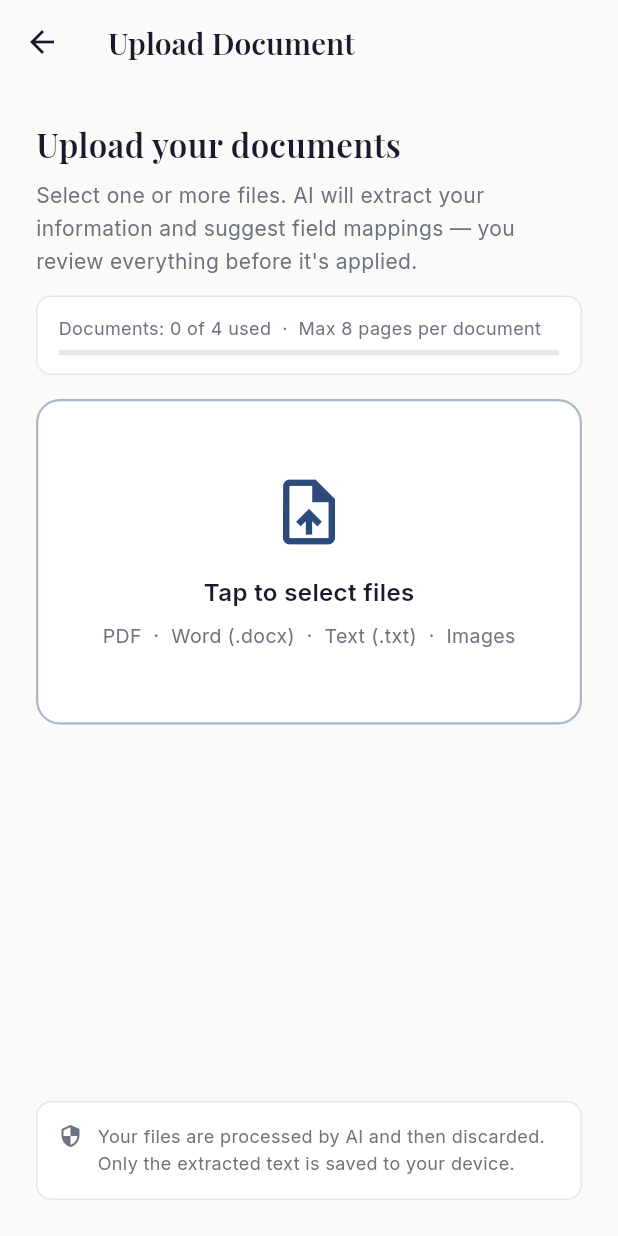
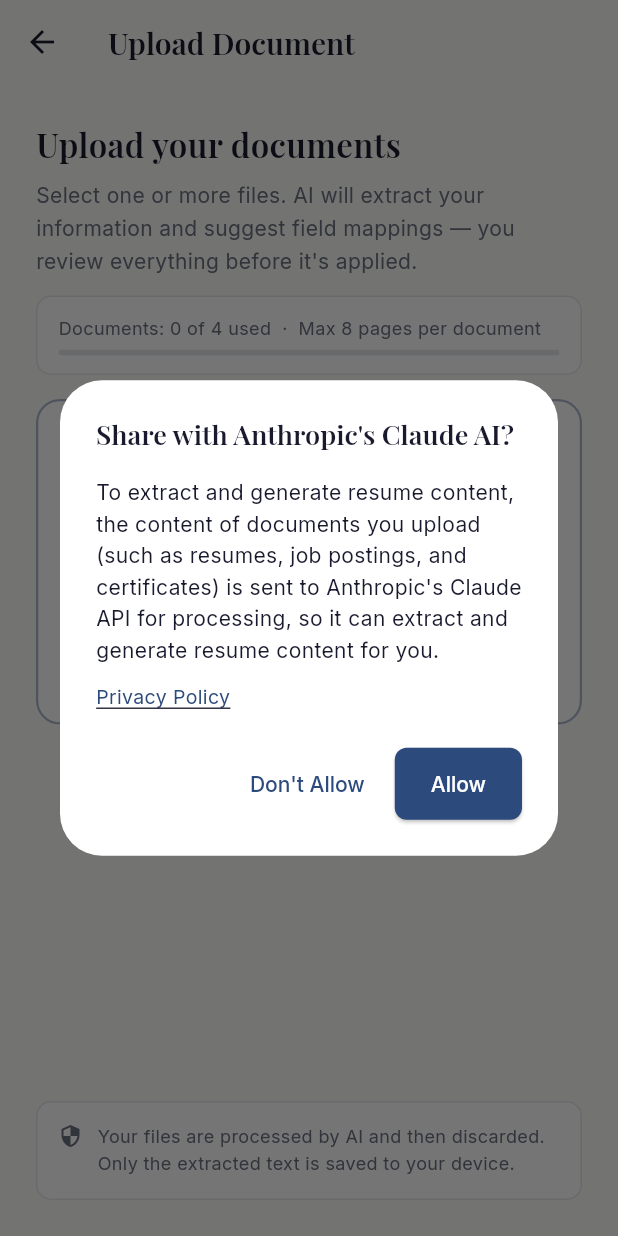
Before and after one commit to beaconaiofficial/BeaconAI_Resume, a Flutter app: the DocumentUploadScreen screen opened by its route, after a tap on "Tap to select files", on a phone screen of 412 x 824 dp. Run offline on Flutter 3.47's test engine with Material 3 defaults, Android fonts, the phone set to English and light mode, and no system bars; our stand-ins replace connectivity_plus, file_picker, flutter_riverpod, google_fonts, google_mobile_ads, hive_ce and 5 more; missing offline and left inert: dart:html, purchases_flutter, syncfusion_flutter_pdf; accounts and stored records are empty.

Commit message:
Fix Apple 5.1.1(i)/5.1.2(i): add one-time AI data-sharing consent dialog
Documents are sent to Anthropic's Claude API (via our Cloudflare Worker
proxy) for extraction, but the app never named the third party or asked
permission before doing so. Add a one-time consent dialog shown before
the first document/job-posting upload ever sent for Claude extraction;
subsequent uploads proceed silently once accepted. Declining cancels the
upload without persisting the flag, so the user is asked again next time.
Manual (non-AI) resume entry never triggers this dialog.

Bump build number to 1.0.0+20 for the next App Store Connect upload.

Co-Authored-By: Claude Sonnet 5 <noreply@anthropic.com>

```diff
--- a/lib/models/user_settings.dart
+++ b/lib/models/user_settings.dart
@@ -96,6 +96,13 @@ class UserSettings extends HiveObject {
   @HiveField(16, defaultValue: 0)
   int experienceSanitizedVersion;
 
+  /// True once the user has explicitly allowed sending uploaded document
+  /// content (resumes, job postings, certificates) to Anthropic's Claude API
+  /// for extraction/generation. Shown once, before the first such upload —
+  /// see AiConsentDialog. Does not gate manual (non-AI) resume entry.
+  @HiveField(17, defaultValue: false)
+  bool aiDataSharingAccepted;
+
   UserSettings({
     this.privacyAccepted = false,
     this.privacyAcceptedAt,
@@ -114,6 +121,7 @@ class UserSettings extends HiveObject {
     this.reduceMotionOverride,
     this.screenReaderHintsEnabled = true,
     this.experienceSanitizedVersion = 0,
+    this.aiDataSharingAccepted = false,
   }) : billingCycleStart = billingCycleStart ?? DateTime.now();
 
   // ── Computed Properties ─────────────────────────────────────────────────────
@@ -168,6 +176,7 @@ class UserSettings extends HiveObject {
         atsNotificationsEnabled: true,
         totalUploadCount: 0,
         screenReaderHintsEnabled: true,
+        aiDataSharingAccepted: false,
       );
 
   /// Returns a sanitized Map for backup JSON export.
--- a/lib/providers/user_settings_provider.dart
+++ b/lib/providers/user_settings_provider.dart
@@ -30,6 +30,11 @@ class UserSettingsNotifier extends Notifier<UserSettings> {
 
   Future<void> markRatingPromptShown() async {
     state = state..ratingPromptShown = true;
+    await HiveService.saveSettings(state);
+  }
+
+  Future<void> acceptAiDataSharing() async {
+    state = state..aiDataSharingAccepted = true;
     await HiveService.saveSettings(state);
   }
 
--- a/lib/screens/create_tailored_resume_screen.dart
+++ b/lib/screens/create_tailored_resume_screen.dart
@@ -19,6 +19,7 @@ import '../services/phase2_api_service.dart';
 import '../services/revenue_cat_service.dart';
 import '../theme/app_colors.dart';
 import '../utils/app_logger.dart';
+import '../widgets/ai_consent_dialog.dart';
 import '../widgets/resume_template_renderer.dart';
 
 const _uuid = Uuid();
@@ -198,6 +199,9 @@ class _CreateTailoredResumeScreenState
           'No master resume found. Complete your master resume first.');
       return;
     }
+
+    final consented = await AiConsentDialog.ensureConsent(context, ref);
+    if (!consented || !mounted) return;
 
     final isOnline = ref.read(isOnlineProvider);
     if (!isOnline) {
--- a/lib/screens/document_upload_screen.dart
+++ b/lib/screens/document_upload_screen.dart
@@ -22,6 +22,7 @@ import '../services/hive_service.dart';
 import '../services/resume_sanitizer.dart';
 import '../theme/app_colors.dart';
 import '../utils/app_logger.dart';
+import '../widgets/ai_consent_dialog.dart';
 import '../widgets/pending_decision_card.dart';
 import '../widgets/resume_template_renderer.dart';
 
@@ -156,6 +157,9 @@ class _DocumentUploadScreenState extends ConsumerState<DocumentUploadScreen> {
   // ── File picking ───────────────────────────────────────────────────────────
 
   Future<void> _pickFiles() async {
+    final consented = await AiConsentDialog.ensureConsent(context, ref);
+    if (!consented || !mounted) return;
+
     final isOnline = ref.read(isOnlineProvider);
     if (!isOnline) {
       setState(() => _errorMessage =
--- /dev/null
+++ b/lib/widgets/ai_consent_dialog.dart
@@ -0,0 +1,79 @@
+import 'package:flutter/material.dart';
+import 'package:flutter_riverpod/flutter_riverpod.dart';
+import 'package:google_fonts/google_fonts.dart';
+
+import '../constants/app_constants.dart';
+import '../providers/user_settings_provider.dart';
+import '../services/external_link_service.dart';
+
+/// One-time consent gate shown before the FIRST document (resume, job
+/// posting, or certificate) is ever sent to Anthropic's Claude API for
+/// extraction/generation. Apple 5.1.1(i)/5.1.2(i): third-party data sharing
+/// must be explicitly named and consented to, not just implied by a general
+/// privacy policy.
+///
+/// Call [ensureConsent] immediately before any such upload/extraction call.
+/// It does nothing (returns true) once the user has already allowed it.
+/// Manual (non-AI) resume entry must never call this — it never sends data
+/// to Claude, so it stays fully usable even if the user chooses "Don't Allow".
+class AiConsentDialog {
+  AiConsentDialog._();
+
+  static Future<bool> ensureConsent(BuildContext context, WidgetRef ref) async {
+    if (ref.read(userSettingsProvider).aiDataSharingAccepted) return true;
+
+    final allowed = await showDialog<bool>(
+      context: context,
+      barrierDismissible: false,
+      builder: (ctx) => AlertDialog(
+        title: Text(
+          'Share with Anthropic\'s Claude AI?',
+          style: GoogleFonts.playfairDisplay(
+              fontSize: 18, fontWeight: FontWeight.w600),
+        ),
+        content: Column(
+          mainAxisSize: MainAxisSize.min,
+          crossAxisAlignment: CrossAxisAlignment.start,
+          children: [
+            Text(
+              'To extract and generate resume content, the content of '
+              'documents you upload (such as resumes, job postings, and '
+              'certificates) is sent to Anthropic\'s Claude API for '
+              'processing, so it can extract and generate resume content '
+              'for you.',
+              style: GoogleFonts.inter(fontSize: 14, height: 1.5),
+            ),
+            const SizedBox(height: 12),
+            InkWell(
+              onTap: () =>
+                  ExternalLinkService.open(AppConstants.privacyPolicyUrl),
+              child: Text(
+                'Privacy Policy',
+                style: GoogleFonts.inter(
+                  fontSize: 13,
+                  decoration: TextDecoration.underline,
+                  color: Theme.of(ctx).colorScheme.primary,
+                ),
+              ),
+            ),
+          ],
+        ),
+        actions: [
+          TextButton(
+            onPressed: () => Navigator.pop(ctx, false),
+            child: const Text('Don\'t Allow'),
+          ),
+          ElevatedButton(
+            onPressed: () => Navigator.pop(ctx, true),
+            child: const Text('Allow'),
+          ),
+        ],
+      ),
+    );
+
+    if (allowed != true) return false;
+
+    await ref.read(userSettingsProvider.notifier).acceptAiDataSharing();
+    return true;
+  }
+}
```
Also changed, not shown: lib/models/user_settings.g.dart.
